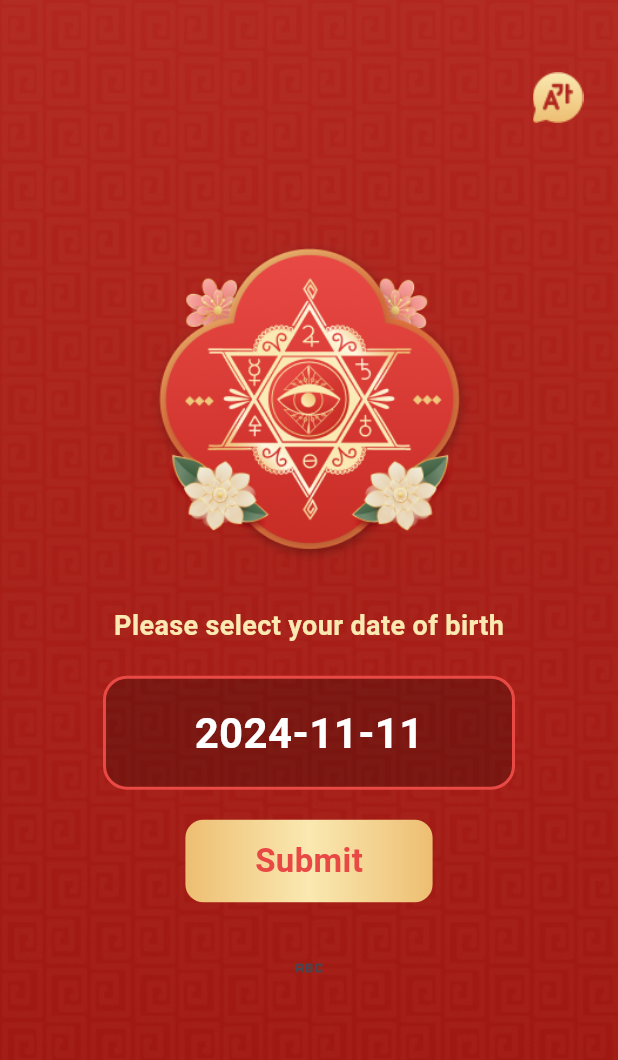
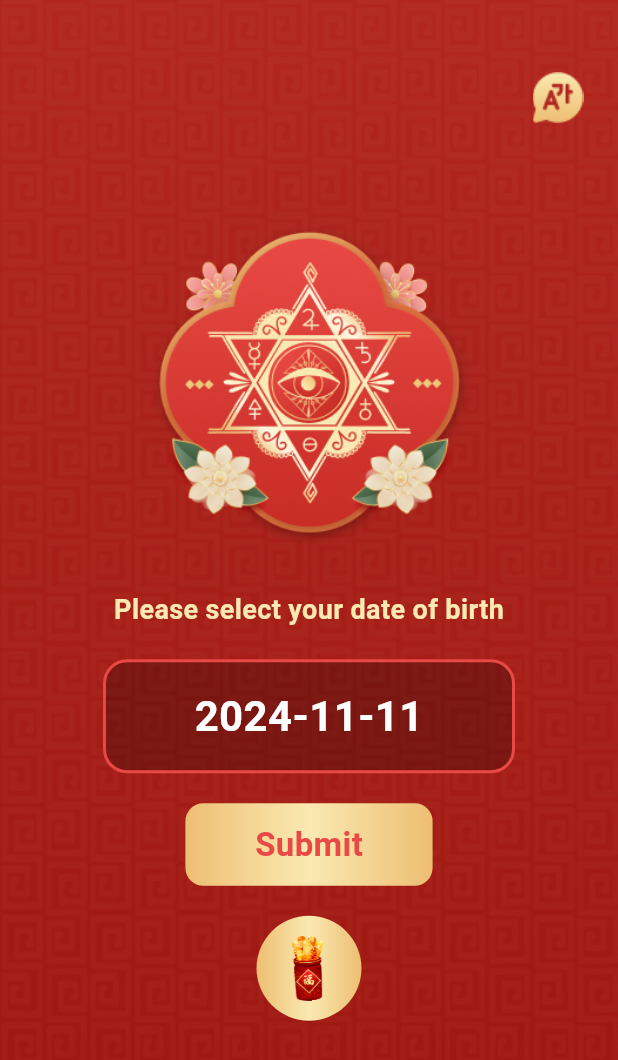
Before and after one commit to hophat/thansohoc, a Flutter app: the screen it shows after launch, on a phone screen of 412 x 824 dp. Shown: the top 1060 px of the screen. Run offline on Flutter 3.47's test engine with Material 3 defaults, Android fonts, the phone set to English and light mode, and no system bars; our stand-ins replace cloud_firestore, dio, firebase_analytics, firebase_core, flutter_datetime_picker_plus, flutter_easyloading and 7 more; missing offline and left inert: flutter_animated_dialog, shake, spine_flutter; accounts and stored records are empty; project files that could hold a hidden picture were left out.

Commit message:
add -> btn Tet

```diff
--- a/lib/Pages/home/home.dart
+++ b/lib/Pages/home/home.dart
@@ -20,6 +20,7 @@ import 'package:shared_preferences/shared_preferences.dart';
 
 import '../../provider/admob/admob_service.dart';
 import '../tet/splash/screen/splash.dart';
+import '../tet/splash/widget/tet_btn_widget.dart';
 import '../tet/xam/screen/xam_home.dart';
 
 class HomePage extends StatefulWidget {
@@ -263,12 +264,7 @@ class _MyHomePageState extends State<HomePage> {
   }
 
   _buildTet() {
-    return IconButton(onPressed: (){
-      Navigator.push(context, MaterialPageRoute(builder: (_){
-        return XamSplashScreen();
-      }));
-
-    }, icon: Icon(Icons.abc));
+    return TetBtnWidget();
   }
 
   _buildDate() => InkWell(
--- /dev/null
+++ b/lib/Pages/tet/splash/widget/tet_btn_widget.dart
@@ -0,0 +1,71 @@
+import 'package:flutter/material.dart';
+import 'package:flutter_app_than_so_hoc_2/Pages/tet/splash/screen/splash.dart';
+
+import '../../../../utils/theme/app_color.dart';
+
+class TetBtnWidget extends StatefulWidget {
+  const TetBtnWidget({super.key});
+
+  @override
+  State<TetBtnWidget> createState() => _TetBtnWidgetState();
+}
+
+class _TetBtnWidgetState extends State<TetBtnWidget>
+    with TickerProviderStateMixin {
+  late final AnimationController _ctrl, _ctrl2;
+  late final Animation<double> _scaleAnim, _shakeAnim;
+
+  @override
+  void initState() {
+    _ctrl = AnimationController(
+      vsync: this,
+      duration: const Duration(milliseconds: 500),
+    )..forward()..repeat(reverse: true);
+    _ctrl2 = AnimationController(
+      vsync: this,
+      duration: const Duration(milliseconds: 1500),
+    )..forward()..repeat(reverse: true);
+    _scaleAnim = Tween<double>(begin: 0.8, end: 1.2)
+        .animate(CurvedAnimation(parent: _ctrl2, curve: Curves.bounceIn));
+
+    _shakeAnim = Tween<double>(begin: -0.05, end: 0.05)
+        .animate(CurvedAnimation(parent: _ctrl, curve: Curves.easeInOut));
+
+    super.initState();
+  }
+
+  @override
+  Widget build(BuildContext context) {
+    return InkWell(
+      onTap: () {
+        Navigator.push(context, MaterialPageRoute(builder: (_) {
+          return XamSplashScreen();
+        }));
+      },
+      child: Container(
+        height: 70 ,
+        width: 70,
+        padding: EdgeInsets.all(15),
+        decoration: BoxDecoration(
+          shape: BoxShape.circle,
+          gradient: LinearGradient(colors: TSHColors().gradiantBtnColor),
+        ),
+        child: AnimatedBuilder(
+          animation: _ctrl,
+          builder: (_, c) {
+            return Transform.rotate(
+              // alignment: Alignment(0, 0.6),
+              angle: _shakeAnim.value * 3.14159,
+                // offset: Offset(_shakeAnim.value, 0),
+                child: Transform.scale(scale: _scaleAnim.value, child: c));
+          },
+          child: Image.asset(
+            'assets/hu_xam_single.png',
+            height: 50,
+            fit: BoxFit.fitHeight,
+          ),
+        ),
+      ),
+    );
+  }
+}
```
